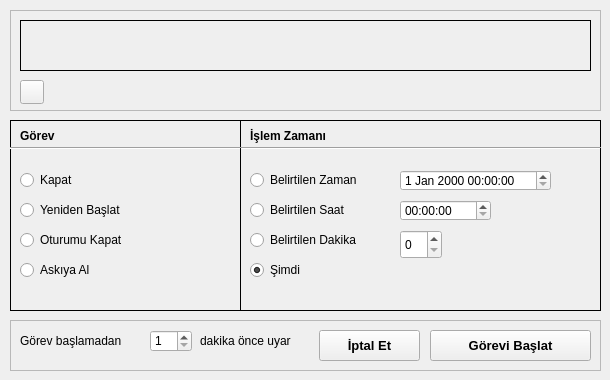
First picture: the form in qtkapat.ui, repository fbostanci/qtkapat, before the edit.
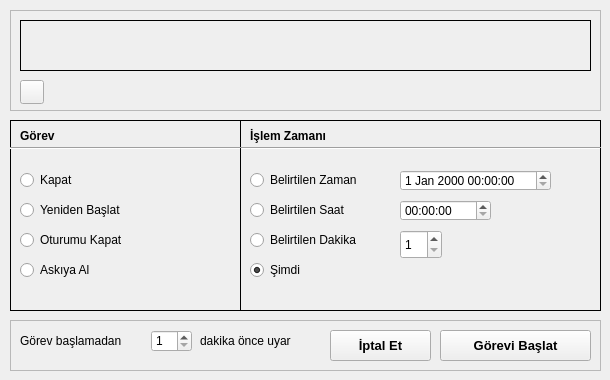
Second picture: the form after the edit. Icons and pictures are not drawn.

Patch:
```diff
--- a/qtkapat.ui
+++ b/qtkapat.ui
@@ -152,8 +152,11 @@
        <height>29</height>
       </rect>
      </property>
+     <property name="minimum">
+      <number>1</number>
+     </property>
      <property name="maximum">
-      <number>144</number>
+      <number>99</number>
      </property>
     </widget>
     <widget class="QDateTimeEdit" name="dateTimeEdit_bz">
@@ -381,7 +384,7 @@
       <rect>
        <x>10</x>
        <y>10</y>
-       <width>121</width>
+       <width>125</width>
        <height>21</height>
       </rect>
      </property>
@@ -392,9 +395,9 @@
     <widget class="QSpinBox" name="spinBox_uy">
      <property name="geometry">
       <rect>
-       <x>140</x>
+       <x>141</x>
        <y>10</y>
-       <width>42</width>
+       <width>41</width>
        <height>22</height>
       </rect>
      </property>
@@ -413,7 +416,7 @@
       <rect>
        <x>190</x>
        <y>10</y>
-       <width>111</width>
+       <width>121</width>
        <height>21</height>
       </rect>
      </property>
@@ -424,9 +427,9 @@
     <widget class="QPushButton" name="pushButton_gb">
      <property name="geometry">
       <rect>
-       <x>420</x>
+       <x>430</x>
        <y>10</y>
-       <width>161</width>
+       <width>151</width>
        <height>31</height>
       </rect>
      </property>
@@ -451,7 +454,7 @@
     <widget class="QPushButton" name="pushButton_ip">
      <property name="geometry">
       <rect>
-       <x>309</x>
+       <x>320</x>
        <y>10</y>
        <width>101</width>
        <height>31</height>
```
